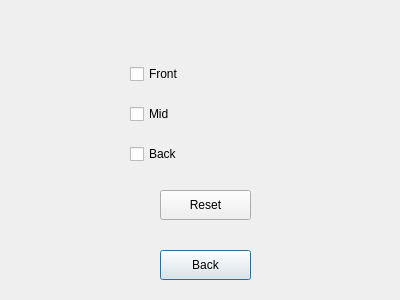
First picture: the form in InfotainmentSystem/interiorlights.ui, repository cstoner/code2college-embedded-systems-2025, before the edit.
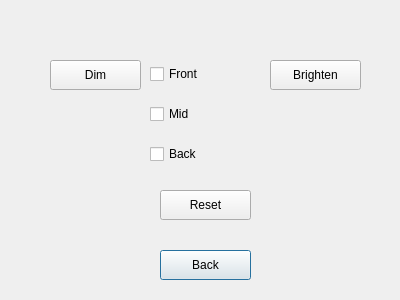
Second picture: the form after the edit.

Commit message: Updates from class through lesson 13

```diff
--- a/InfotainmentSystem/interiorlights.ui
+++ b/InfotainmentSystem/interiorlights.ui
@@ -29,7 +29,7 @@
   <widget class="QCheckBox" name="frontCheckbox">
    <property name="geometry">
     <rect>
-     <x>130</x>
+     <x>150</x>
      <y>60</y>
      <width>96</width>
      <height>28</height>
@@ -42,7 +42,7 @@
   <widget class="QCheckBox" name="midCheckbox">
    <property name="geometry">
     <rect>
-     <x>130</x>
+     <x>150</x>
      <y>100</y>
      <width>96</width>
      <height>28</height>
@@ -55,7 +55,7 @@
   <widget class="QCheckBox" name="backCheckbox">
    <property name="geometry">
     <rect>
-     <x>130</x>
+     <x>150</x>
      <y>140</y>
      <width>96</width>
      <height>28</height>
@@ -78,6 +78,32 @@
     <string>Reset</string>
    </property>
   </widget>
+  <widget class="QPushButton" name="brightenFrontButton">
+   <property name="geometry">
+    <rect>
+     <x>270</x>
+     <y>60</y>
+     <width>91</width>
+     <height>30</height>
+    </rect>
+   </property>
+   <property name="text">
+    <string>Brighten</string>
+   </property>
+  </widget>
+  <widget class="QPushButton" name="dimFrontButton">
+   <property name="geometry">
+    <rect>
+     <x>50</x>
+     <y>60</y>
+     <width>91</width>
+     <height>30</height>
+    </rect>
+   </property>
+   <property name="text">
+    <string>Dim</string>
+   </property>
+  </widget>
  </widget>
  <resources/>
  <connections/>
```
The commit also changes 7 other files.
